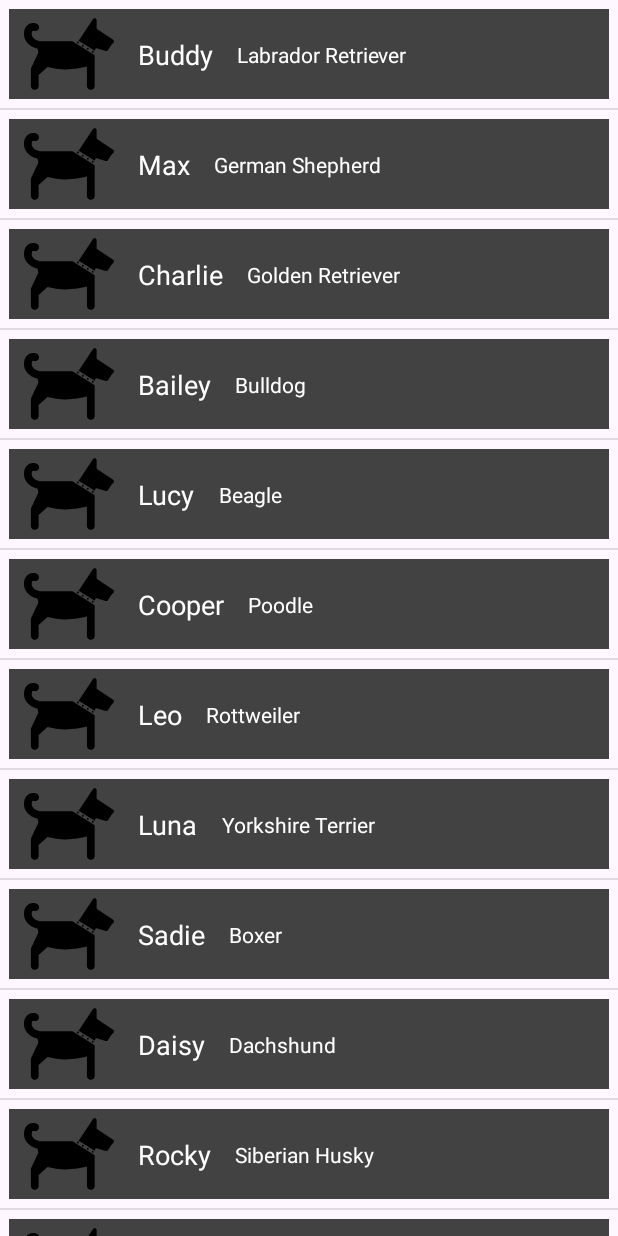
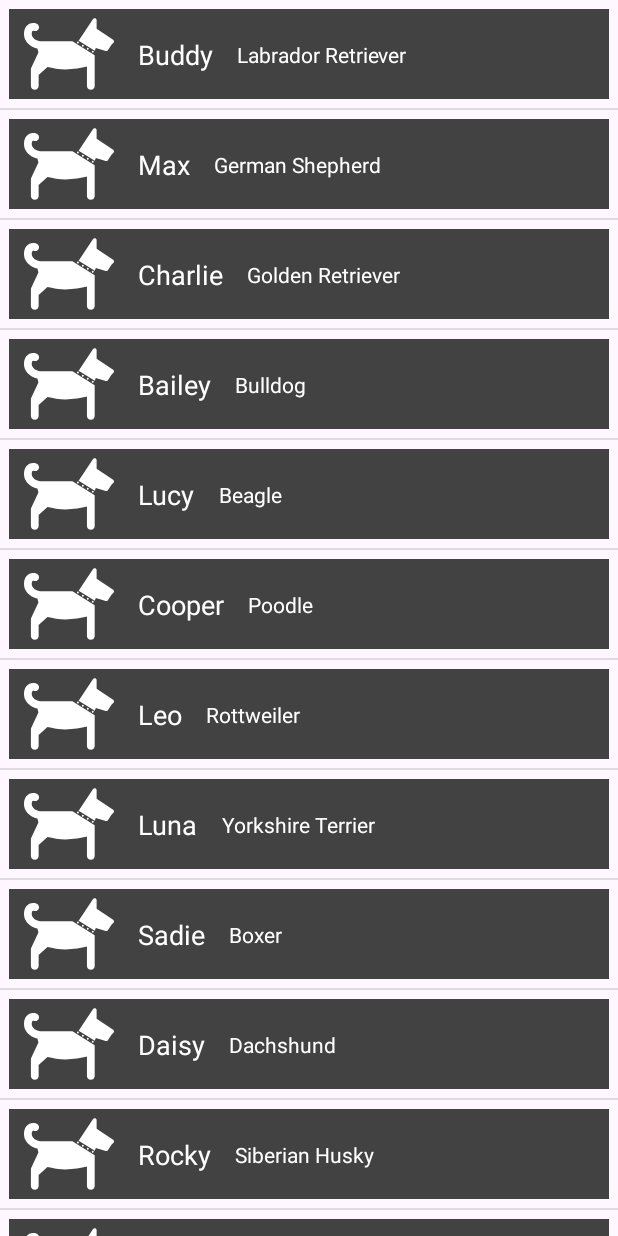
Before and after one commit to Nananina2004/recycler_view, an Android app: the screen it shows after launch (MainActivity), on a phone screen of 412 x 824 dp. Run offline under Robolectric (Android 15) with nearby library versions, the phone set to English and light mode, and no system bars.

Commit message:
change icon color

```diff
--- a/app/src/main/res/drawable/dog_side_view_svgrepo_com.xml
+++ b/app/src/main/res/drawable/dog_side_view_svgrepo_com.xml
@@ -1,9 +1,9 @@
 <vector android:height="40dp" android:viewportHeight="537.98"
     android:viewportWidth="537.98" android:width="40dp" xmlns:android="http://schemas.android.com/apk/res/android">
-    <path android:fillColor="#000000" android:pathData="M99.13,193.43c-0.02,-0.01 -0.08,-0.1 -0.11,-0.1c-6.5,-0.75 -36.07,-5.4 -49.15,-28.77c-5.14,-9.19 -4.94,-25.55 0.41,-32.41c1,-1.3 2.69,-3.47 10.45,-1.39c12.34,3.37 25.01,-3.97 28.33,-16.27c3.32,-12.33 -3.96,-25.02 -16.28,-28.33c-23.76,-6.45 -45.22,0 -58.95,17.6C-2.81,125.12 -4.68,161.74 9.55,187.16c18.27,32.63 50.67,45 70.72,49.67l5.91,23.57L43.44,351.61c-1.42,3.07 -2.18,6.42 -2.18,9.78v98.69c0,12.75 10.35,23.12 23.11,23.12c12.76,0 23.11,-10.35 23.11,-23.12v-65.34l53.08,-48.24c28.68,6.73 71.15,14.9 108.67,14.9c42.12,0 95.71,-10.31 127.07,-17.29v115.98c0,12.75 10.33,23.12 23.1,23.12c12.77,0 23.12,-10.35 23.12,-23.12V276.22l-132.8,-82.8H99.13z"/>
-    <path android:fillColor="#000000" android:pathData="M532.89,183.81l-98.84,-65.9v-51.58c0,-5.08 -3.32,-9.56 -8.2,-11.05c-4.85,-1.48 -10.15,0.42 -12.97,4.65l-86.22,129.31l96.39,60.1l6.29,-15.7l59.26,17.1c4.83,1.36 10.03,-0.51 12.82,-4.7l22.47,-33.71l10.74,-10.75c2.44,-2.44 3.67,-5.86 3.31,-9.3C537.66,188.83 535.79,185.73 532.89,183.81z"/>
-    <path android:fillColor="#000000" android:pathData="M322.16,200.51m-5.78,0a5.78,5.78 0,1 1,11.55 0a5.78,5.78 0,1 1,-11.55 0"/>
-    <path android:fillColor="#000000" android:pathData="M351.77,219.04m-5.78,0a5.78,5.78 0,1 1,11.55 0a5.78,5.78 0,1 1,-11.55 0"/>
-    <path android:fillColor="#000000" android:pathData="M381.36,237.57m-5.78,0a5.78,5.78 0,1 1,11.55 0a5.78,5.78 0,1 1,-11.55 0"/>
-    <path android:fillColor="#000000" android:pathData="M410.98,256.1m-5.78,0a5.78,5.78 0,1 1,11.55 0a5.78,5.78 0,1 1,-11.55 0"/>
+    <path android:fillColor="#FFFFFF" android:pathData="M99.13,193.43c-0.02,-0.01 -0.08,-0.1 -0.11,-0.1c-6.5,-0.75 -36.07,-5.4 -49.15,-28.77c-5.14,-9.19 -4.94,-25.55 0.41,-32.41c1,-1.3 2.69,-3.47 10.45,-1.39c12.34,3.37 25.01,-3.97 28.33,-16.27c3.32,-12.33 -3.96,-25.02 -16.28,-28.33c-23.76,-6.45 -45.22,0 -58.95,17.6C-2.81,125.12 -4.68,161.74 9.55,187.16c18.27,32.63 50.67,45 70.72,49.67l5.91,23.57L43.44,351.61c-1.42,3.07 -2.18,6.42 -2.18,9.78v98.69c0,12.75 10.35,23.12 23.11,23.12c12.76,0 23.11,-10.35 23.11,-23.12v-65.34l53.08,-48.24c28.68,6.73 71.15,14.9 108.67,14.9c42.12,0 95.71,-10.31 127.07,-17.29v115.98c0,12.75 10.33,23.12 23.1,23.12c12.77,0 23.12,-10.35 23.12,-23.12V276.22l-132.8,-82.8H99.13z"/>
+    <path android:fillColor="#FFFFFF" android:pathData="M532.89,183.81l-98.84,-65.9v-51.58c0,-5.08 -3.32,-9.56 -8.2,-11.05c-4.85,-1.48 -10.15,0.42 -12.97,4.65l-86.22,129.31l96.39,60.1l6.29,-15.7l59.26,17.1c4.83,1.36 10.03,-0.51 12.82,-4.7l22.47,-33.71l10.74,-10.75c2.44,-2.44 3.67,-5.86 3.31,-9.3C537.66,188.83 535.79,185.73 532.89,183.81z"/>
+    <path android:fillColor="#FFFFFF" android:pathData="M322.16,200.51m-5.78,0a5.78,5.78 0,1 1,11.55 0a5.78,5.78 0,1 1,-11.55 0"/>
+    <path android:fillColor="#FFFFFF" android:pathData="M351.77,219.04m-5.78,0a5.78,5.78 0,1 1,11.55 0a5.78,5.78 0,1 1,-11.55 0"/>
+    <path android:fillColor="#FFFFFF" android:pathData="M381.36,237.57m-5.78,0a5.78,5.78 0,1 1,11.55 0a5.78,5.78 0,1 1,-11.55 0"/>
+    <path android:fillColor="#FFFFFF" android:pathData="M410.98,256.1m-5.78,0a5.78,5.78 0,1 1,11.55 0a5.78,5.78 0,1 1,-11.55 0"/>
 </vector>
--- a/app/src/main/res/layout/dog_item.xml
+++ b/app/src/main/res/layout/dog_item.xml
@@ -10,6 +10,7 @@
         android:id="@+id/dogItemImageView"
         android:layout_width="60dp"
         android:layout_height="60dp"
+
         android:layout_marginStart="10dp"
         app:srcCompat="@drawable/dog_side_view_svgrepo_com"
         app:layout_constraintStart_toStartOf="parent"
```
